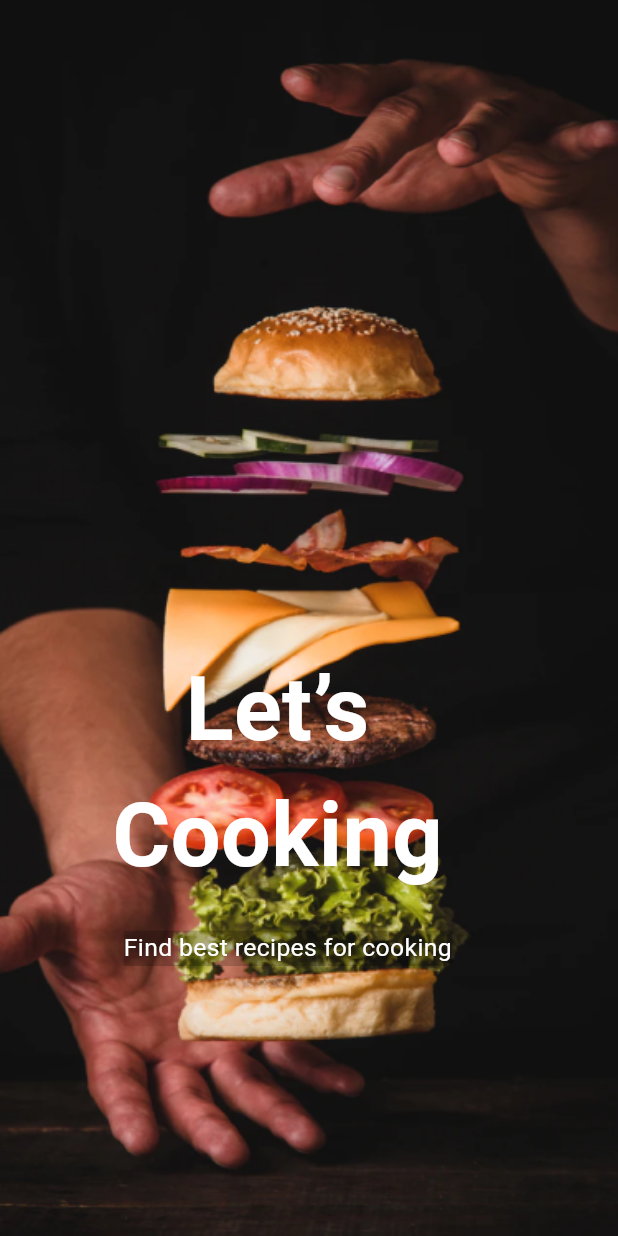
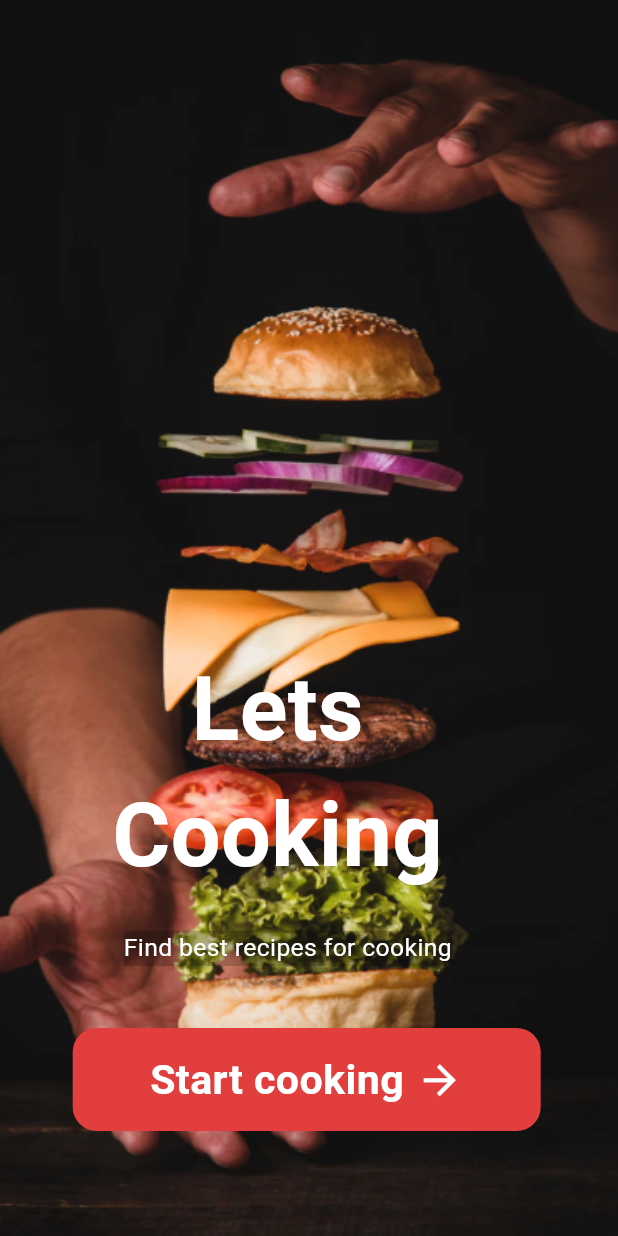
Before and after one commit to Abdalwanees/Project_Soft-2, a Flutter app: the WelcomeView screen opened directly, on a phone screen of 412 x 824 dp. Run offline on Flutter 3.47's test engine with Material 3 defaults, Android fonts, the phone set to English and light mode, and no system bars; our stand-ins replace bloc, dio, flutter_bloc, flutter_svg; network calls fail.

Commit message:
add "  CustomButton  "  widget to welcome screen

```diff
--- a/lib/views/welcome_view.dart
+++ b/lib/views/welcome_view.dart
@@ -1,6 +1,7 @@
 import 'package:flutter/material.dart';
 import 'package:softwareproject/constants.dart';
 import 'package:softwareproject/views/home_view.dart';
+import 'package:softwareproject/widgets/custome_welcomeview_button.dart';
 
 class WelcomeView extends StatelessWidget {
   const WelcomeView({super.key});
@@ -23,7 +24,7 @@ class WelcomeView extends StatelessWidget {
               left: widthScreen / 5.5,
               child: Text(
                 textAlign: TextAlign.center,
-                "Let’s\nCooking",
+                "Lets\nCooking",
                 style: TextStyle(
                     fontSize: widthScreen / 7,
                     color: Colors.white,
@@ -40,6 +41,22 @@ class WelcomeView extends StatelessWidget {
                     background: Paint()..color = Colors.black.withOpacity(.2),
                   )),
             ),
+            Positioned(
+              bottom: 70,
+              left: widthScreen / 8.5,
+              child: CustomButton(
+                icon: Icons.arrow_forward,
+                title: "Start cooking",
+                onTap: () {
+                  Navigator.push(
+                    context,
+                    MaterialPageRoute(
+                      builder: (context) => const HomeView(),
+                    ),
+                  );
+                },
+              ),
+            )
           ],
         ),
       ),
```
